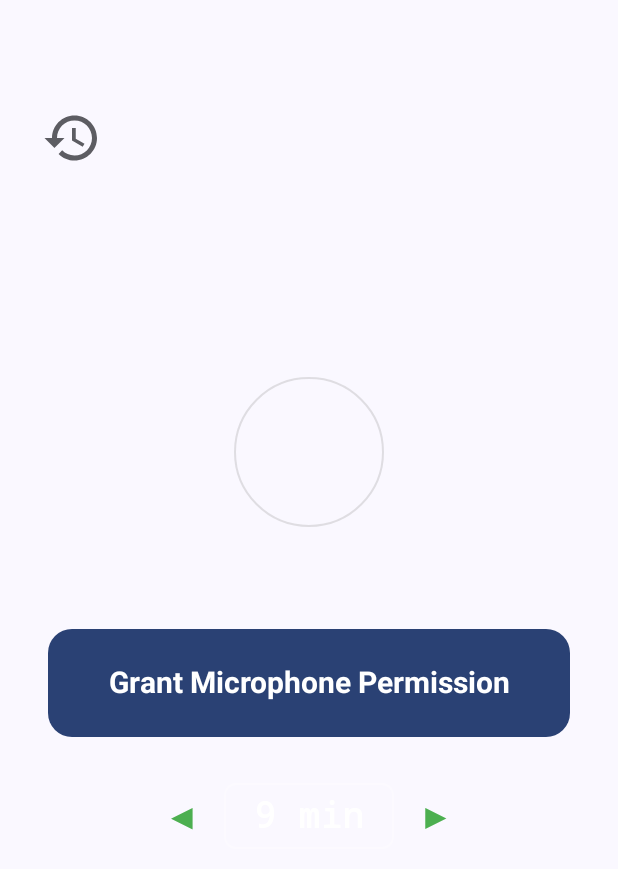
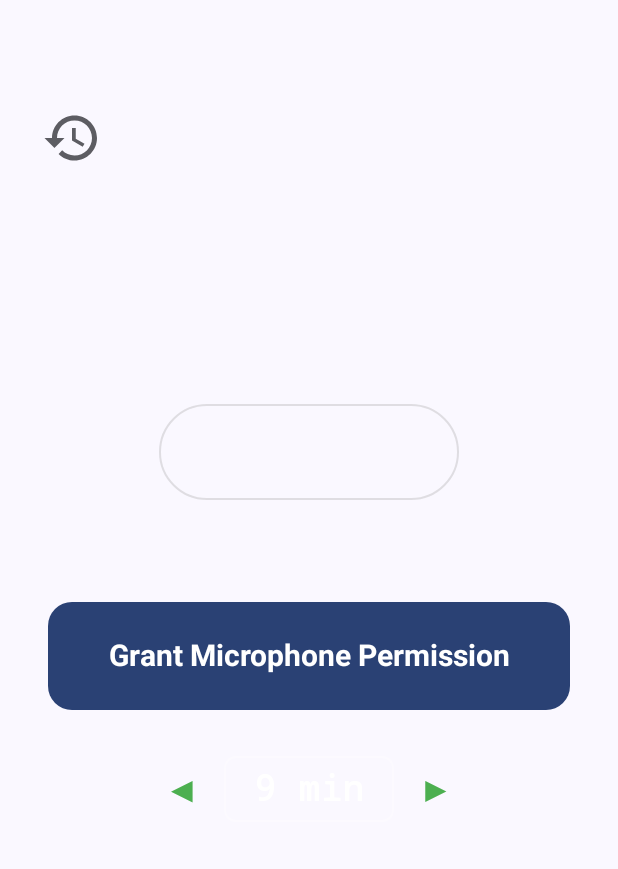
Before and after one commit to mtopolnik/grandfather-clock, an Android app built with Jetpack Compose: the composable ClockTunerScreen shown on its own in the app's theme, after a tap on an icon or button, on a phone screen of 412 x 824 dp. Shown: the top 869 px of the screen. Run offline under Robolectric (Android 15) with nearby library versions, the phone set to English and light mode, and no system bars.

Commit message:
Show the clock name in a flashing pill; drop redundant rows
A wide, short pill replaces the circle and saves height. Its label is
larger and turns dark while the pill is lit. The Live/Final label and
the Recognised line are gone.

Co-Authored-By: Claude Opus 5.5 <noreply@anthropic.com>

```diff
--- a/app/src/main/java/com/example/grandfatherclock/ui/ClockTunerScreen.kt
+++ b/app/src/main/java/com/example/grandfatherclock/ui/ClockTunerScreen.kt
@@ -24,7 +24,6 @@ import androidx.compose.foundation.layout.size
 import androidx.compose.foundation.layout.width
 import androidx.compose.foundation.verticalScroll
 import androidx.compose.foundation.rememberScrollState
-import androidx.compose.foundation.shape.CircleShape
 import androidx.compose.foundation.shape.RoundedCornerShape
 import androidx.compose.material.icons.Icons
 import androidx.compose.material.icons.filled.History
@@ -55,6 +54,7 @@ import androidx.compose.ui.graphics.Path
 import androidx.compose.ui.graphics.PathEffect
 import androidx.compose.ui.graphics.drawscope.Stroke
 import androidx.compose.ui.graphics.drawscope.clipRect
+import androidx.compose.ui.graphics.lerp
 import androidx.compose.ui.platform.LocalContext
 import androidx.compose.ui.text.AnnotatedString
 import androidx.compose.ui.text.SpanStyle
@@ -139,11 +139,10 @@ fun ClockTunerScreen(
             horizontalAlignment = Alignment.CenterHorizontally,
             verticalArrangement = Arrangement.Center,
         ) {
-            // Flashing circle
-            // The circle names a known clock once its beat rate is measured, and
+            // The beat light names a known clock once its beat rate is measured, and
             // shows the beats per minute for any other clock.
             val bpm = if (state.periodMicros > 0) SessionStore.classifyBpm(state.periodMicros) else null
-            FlashingCircle(
+            BeatLight(
                 lastBeatIsTick = state.lastBeatIsTick,
                 flashTrigger = state.flashTrigger,
                 synced = state.synced,
@@ -155,9 +154,6 @@ fun ClockTunerScreen(
             // Period (shown once available); after stop it is the session's result.
             if (state.periodMicros > 0) {
                 PeriodDisplay(
-                    // Past the result window the number describes only its latest part.
-                    label = (if (state.running) "Live" else "Final") +
-                        if (state.elapsedSeconds > TickDetector.RESULT_WINDOW_SECONDS) ", last 30 min" else "",
                     periodMicros = state.periodMicros,
                     uncertaintyMicros = state.uncertaintyMicros,
                     synced = state.synced,
@@ -190,15 +186,6 @@ fun ClockTunerScreen(
                     text = "Beat imbalance: ${formatMillis(ms, unc)} \u00B1 ${formatMillis(unc, unc)} ms",
                     style = MaterialTheme.typography.bodyMedium,
                     color = MaterialTheme.colorScheme.onBackground.copy(alpha = 0.6f),
-                )
-            }
-
-            state.recognisedClock?.let { clock ->
-                Spacer(modifier = Modifier.height(6.dp))
-                Text(
-                    text = "Recognised: ${clock.name} (${clock.escapeWheelTeeth}-tooth escape wheel)",
-                    style = MaterialTheme.typography.bodySmall,
-                    color = MaterialTheme.colorScheme.onBackground.copy(alpha = 0.5f),
                 )
             }
 
@@ -359,7 +346,6 @@ fun ClockTunerScreen(
 
 @Composable
 private fun PeriodDisplay(
-    label: String,
     periodMicros: Double,
     uncertaintyMicros: Double,
     synced: Boolean,
@@ -372,14 +358,6 @@ private fun PeriodDisplay(
     val sign = if (secPerWeek >= 0) "+" else ""
     val devFmt = String.format(Locale.US, "%.1f", secPerWeek)
     val uncFmt = String.format(Locale.US, "%.1f", uncSecPerWeek)
-
-    Text(
-        text = label,
-        style = MaterialTheme.typography.labelMedium,
-        color = MaterialTheme.colorScheme.onBackground.copy(alpha = 0.5f),
-    )
-
-    Spacer(modifier = Modifier.height(4.dp))
 
     Text(
         text = "${sign}${devFmt}\u2009s/week",
@@ -399,7 +377,7 @@ private fun PeriodDisplay(
 }
 
 @Composable
-private fun FlashingCircle(
+private fun BeatLight(
     lastBeatIsTick: Boolean?,
     flashTrigger: Int,
     synced: Boolean,
@@ -418,20 +396,22 @@ private fun FlashingCircle(
     val animatedColor by animateColorAsState(
         targetValue = flashColor,
         animationSpec = tween(durationMillis = 100),
-        label = "circleColor",
+        label = "beatLightColor",
     )
 
+    // A wide, short pill, which takes little height above the readings.
+    val shape = RoundedCornerShape(percent = 50)
     val borderModifier = if (synced) {
-        Modifier.border(3.dp, SyncGreen, CircleShape)
+        Modifier.border(3.dp, SyncGreen, shape)
     } else {
-        Modifier.border(1.dp, IdleGray.copy(alpha = 0.3f), CircleShape)
+        Modifier.border(1.dp, IdleGray.copy(alpha = 0.3f), shape)
     }
 
     Box(
         modifier = Modifier
-            .size(100.dp)
+            .size(width = 200.dp, height = 64.dp)
             .then(borderModifier)
-            .clip(CircleShape)
+            .clip(shape)
             .background(animatedColor),
         contentAlignment = Alignment.Center,
     ) {
@@ -439,9 +419,12 @@ private fun FlashingCircle(
             Text(
                 text = label,
                 // A beat rate is a few digits; a clock's name needs a smaller size to fit.
-                fontSize = if (label.length <= 3) 32.sp else 18.sp,
+                fontSize = if (label.length <= 3) 44.sp else 28.sp,
                 fontWeight = FontWeight.Bold,
-                color = MaterialTheme.colorScheme.onBackground,
+                maxLines = 1,
+                softWrap = false,
+                // Teal and orange are light, so the label turns dark as the light comes on.
+                color = lerp(MaterialTheme.colorScheme.onBackground, Color.Black, animatedColor.alpha),
             )
         }
     }
```
Also changed, not shown: 1 other file.
